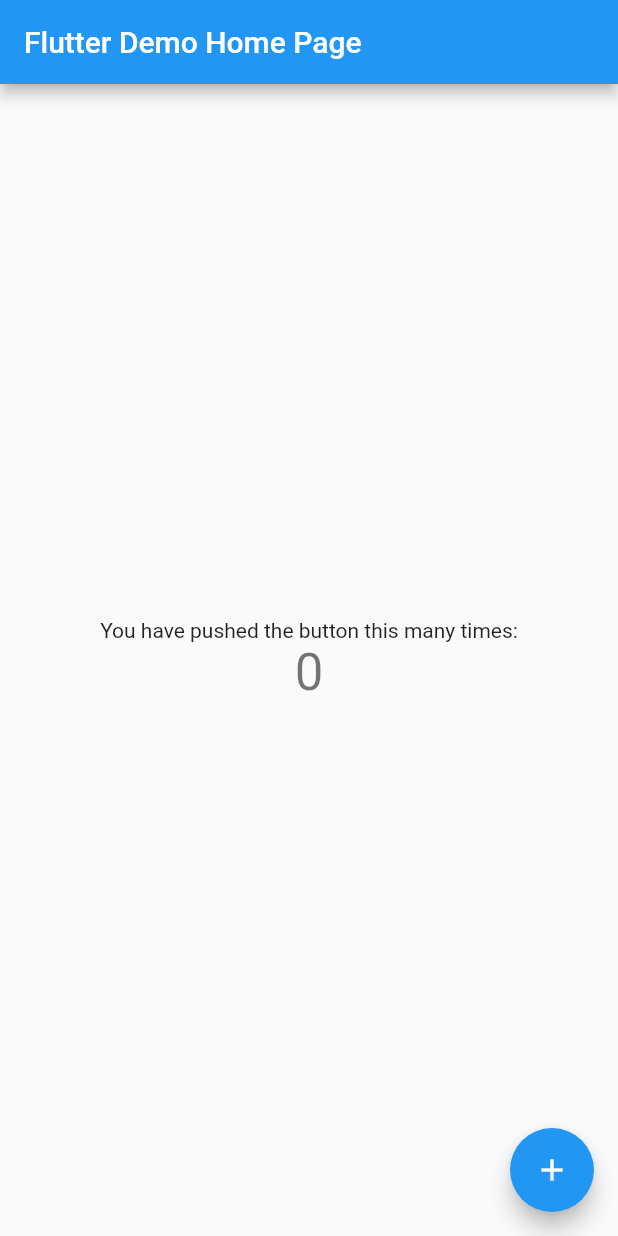
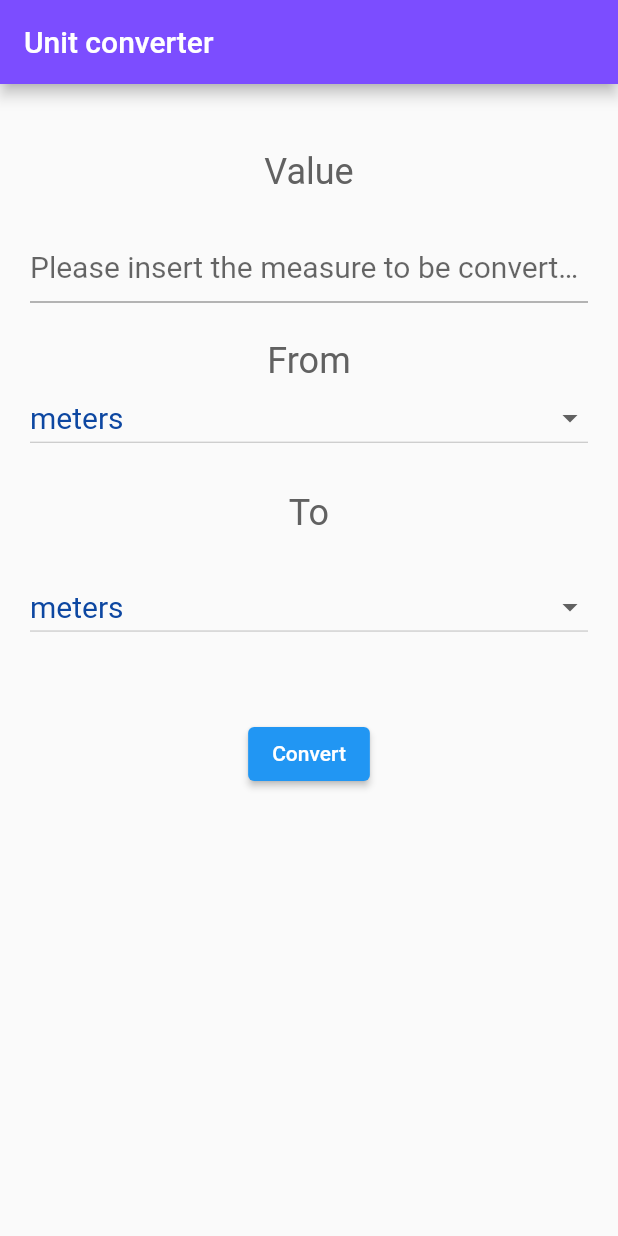
Before and after one commit to jameer-mulani/unit_converter_flutter, a Flutter app: the screen it shows after launch, on a phone screen of 412 x 824 dp. Run offline on Flutter 3.47's test engine with Material 2 defaults, Android fonts, the phone set to English and light mode, and no system bars; missing offline and left inert: dart:ffi.

Commit message:
Completed UI and added business logic for unit conversion.

```diff
--- a/lib/main.dart
+++ b/lib/main.dart
@@ -1,115 +1,174 @@
+import 'dart:ffi';
+
 import 'package:flutter/material.dart';
 
-void main() {
-  runApp(const MyApp());
+void main() => runApp(HomeScreen());
+
+class HomeScreen extends StatefulWidget {
+  const HomeScreen({Key? key}) : super(key: key);
+
+  @override
+  _HomeScreenState createState() => _HomeScreenState();
 }
 
-class MyApp extends StatelessWidget {
-  const MyApp({Key? key}) : super(key: key);
+class _HomeScreenState extends State<HomeScreen> {
+  final List<String> _measures = [
+    'meters',
+    'kilometers',
+    'grams',
+    'kilograms',
+    'feet',
+    'miles',
+    'pounds(lbs)',
+    'ounces',
+  ];
 
-  // This widget is the root of your application.
+  final Map<String, int> _measureMap = {
+    'meters': 0,
+    'kilometers': 1,
+    'grams': 2,
+    'kilograms': 3,
+    'feet': 4,
+    'miles': 5,
+    'pounds(lbs)': 6,
+    'ounces': 7,
+  };
+
+  final dynamic _conversionFormulas = {
+    '0': [1, 0.001, 0, 0, 3.28084, 0.000621371, 0, 0],
+    '1': [1000, 1, 0, 0, 3280.84, 0.621371, 0, 0],
+    '2': [0, 0, 1, 0.0001, 0, 0, 0.00220462, 0.035274],
+    '3': [0, 0, 1000, 1, 0, 0, 2.20462, 35.274],
+    '4': [0.3048, 0.0003048, 0, 0, 1, 0.000189394, 0, 0],
+    '5': [1609.34, 1.60934, 0, 0, 5280, 1, 0, 0],
+    '6': [0, 0, 453.592, 0.453592, 0, 0, 1, 16],
+    '7': [0, 0, 28.3495, 0.0283495, 3.28084, 0, 0.0625, 1],
+  };
+
+  late String _startMeasure;
+  late String _convertedMeasure;
+  double _numberFrom = 0;
+  String _resultMessage = "";
+
   @override
-  Widget build(BuildContext context) {
-    return MaterialApp(
-      title: 'Flutter Demo',
-      theme: ThemeData(
-        // This is the theme of your application.
-        //
-        // Try running your application with "flutter run". You'll see the
-        // application has a blue toolbar. Then, without quitting the app, try
-        // changing the primarySwatch below to Colors.green and then invoke
-        // "hot reload" (press "r" in the console where you ran "flutter run",
-        // or simply save your changes to "hot reload" in a Flutter IDE).
-        // Notice that the counter didn't reset back to zero; the application
-        // is not restarted.
-        primarySwatch: Colors.blue,
-      ),
-      home: const MyHomePage(title: 'Flutter Demo Home Page'),
-    );
-  }
+  void initState() {
+    _startMeasure = _measures.first;
+    _convertedMeasure = _measures.first;
+    _numberFrom = 0;
+    super.initState();
   }
 
-class MyHomePage extends StatefulWidget {
-  const MyHomePage({Key? key, required this.title}) : super(key: key);
+  final TextStyle inputTextStyle =
+      TextStyle(fontSize: 20, color: Colors.blue[900]);
 
-  // This widget is the home page of your application. It is stateful, meaning
-  // that it has a State object (defined below) that contains fields that affect
-  // how it looks.
+  final TextStyle lableStyle = TextStyle(fontSize: 24, color: Colors.grey[700]);
 
-  // This class is the configuration for the state. It holds the values (in this
-  // case the title) provided by the parent (in this case the App widget) and
-  // used by the build method of the State. Fields in a Widget subclass are
-  // always marked "final".
-
-  final String title;
-
-  @override
-  State<MyHomePage> createState() => _MyHomePageState();
+  void _convert(double value, String from, String to) {
+    int? nFrom = _measureMap[from];
+    int? nTo = _measureMap[to];
+    var multiplier = _conversionFormulas[nFrom.toString()][nTo];
+    var result = value * multiplier;
+    if (result == 0) {
+      _resultMessage = "This conversion can not be performed";
+    } else {
+      _resultMessage =
+          "${_numberFrom.toString()} $from is ${result.toString()} $to";
     }
-
-class _MyHomePageState extends State<MyHomePage> {
-  int _counter = 0;
-
-  void _incrementCounter() {
     setState(() {
-      // This call to setState tells the Flutter framework that something has
-      // changed in this State, which causes it to rerun the build method below
-      // so that the display can reflect the updated values. If we changed
-      // _counter without calling setState(), then the build method would not be
-      // called again, and so nothing would appear to happen.
-      _counter++;
+      _resultMessage = _resultMessage;
     });
   }
 
   @override
   Widget build(BuildContext context) {
-    // This method is rerun every time setState is called, for instance as done
-    // by the _incrementCounter method above.
-    //
-    // The Flutter framework has been optimized to make rerunning build methods
-    // fast, so that you can just rebuild anything that needs updating rather
-    // than having to individually change instances of widgets.
-    return Scaffold(
+    return MaterialApp(
+      debugShowCheckedModeBanner: false,
+      home: Scaffold(
         appBar: AppBar(
-        // Here we take the value from the MyHomePage object that was created by
-        // the App.build method, and use it to set our appbar title.
-        title: Text(widget.title),
+          title: Text('Unit converter'),
+          backgroundColor: Colors.deepPurpleAccent,
         ),
-      body: Center(
-        // Center is a layout widget. It takes a single child and positions it
-        // in the middle of the parent.
+        body: Padding(
+          padding: const EdgeInsets.all(20.0),
           child: Column(
-          // Column is also a layout widget. It takes a list of children and
-          // arranges them vertically. By default, it sizes itself to fit its
-          // children horizontally, and tries to be as tall as its parent.
-          //
-          // Invoke "debug painting" (press "p" in the console, choose the
-          // "Toggle Debug Paint" action from the Flutter Inspector in Android
-          // Studio, or the "Toggle Debug Paint" command in Visual Studio Code)
-          // to see the wireframe for each widget.
-          //
-          // Column has various properties to control how it sizes itself and
-          // how it positions its children. Here we use mainAxisAlignment to
-          // center the children vertically; the main axis here is the vertical
-          // axis because Columns are vertical (the cross axis would be
-          // horizontal).
-          mainAxisAlignment: MainAxisAlignment.center,
-          children: <Widget>[
-            const Text(
-              'You have pushed the button this many times:',
+            children: [
+              Spacer(),
+              Text(
+                'Value',
+                style: lableStyle,
+              ),
+              Spacer(),
+              TextField(
+                style: inputTextStyle,
+                decoration: const InputDecoration(
+                    hintText: "Please insert the measure to be converted"),
+                onChanged: (value) {
+                  double? input = double.tryParse(value);
+                  if (input != null) {
+                    setState(() {
+                      _numberFrom = input;
+                    });
+                  }
+                },
+              ),
+              Spacer(),
+              Text(
+                'From',
+                style: lableStyle,
+              ),
+              DropdownButton(
+                  isExpanded: true,
+                  style: inputTextStyle,
+                  value: _startMeasure,
+                  items: _measures
+                      .map((e) => DropdownMenuItem(value: e, child: Text(e)))
+                      .toList(),
+                  onChanged: (v) {
+                    setState(() {
+                      _startMeasure = v as String;
+                    });
+                  }),
+              const Spacer(),
+              Text(
+                "To",
+                style: lableStyle,
+              ),
+              Spacer(),
+              DropdownButton(
+                  isExpanded: true,
+                  style: inputTextStyle,
+                  value: _convertedMeasure,
+                  items: _measures
+                      .map((e) => DropdownMenuItem(value: e, child: Text(e)))
+                      .toList(),
+                  onChanged: (v) {
+                    setState(() {
+                      _convertedMeasure = v as String;
+                    });
+                  }),
+              const Spacer(
+                flex: 2,
+              ),
+              ElevatedButton(
+                onPressed: () {
+                  _convert(_numberFrom, _startMeasure, _convertedMeasure);
+                },
+                child: Text("Convert"),
+              ),
+              const Spacer(
+                flex: 2,
               ),
               Text(
-              '$_counter',
-              style: Theme.of(context).textTheme.headline4,
+                _resultMessage,
+                style: lableStyle,
               ),
+              Spacer(
+                flex: 8,
+              )
             ],
           ),
         ),
-      floatingActionButton: FloatingActionButton(
-        onPressed: _incrementCounter,
-        tooltip: 'Increment',
-        child: const Icon(Icons.add),
-      ), // This trailing comma makes auto-formatting nicer for build methods.
+      ),
     );
   }
 }
```
Also changed, not shown: 1 other file. Lines whose indentation alone changed are shown as unchanged.
